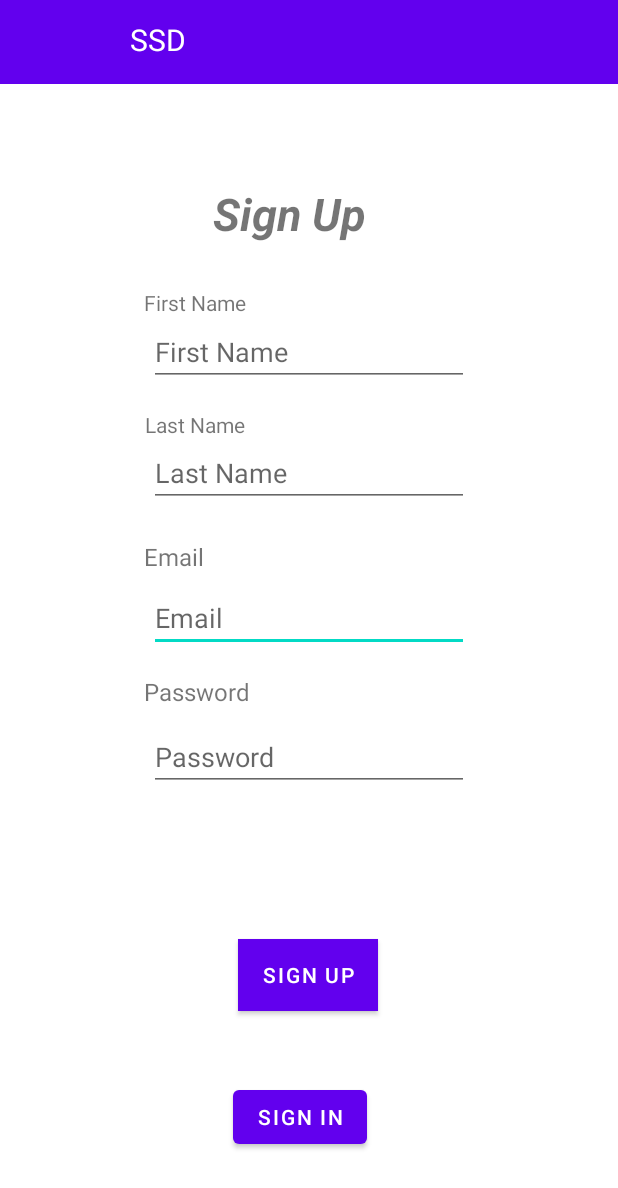
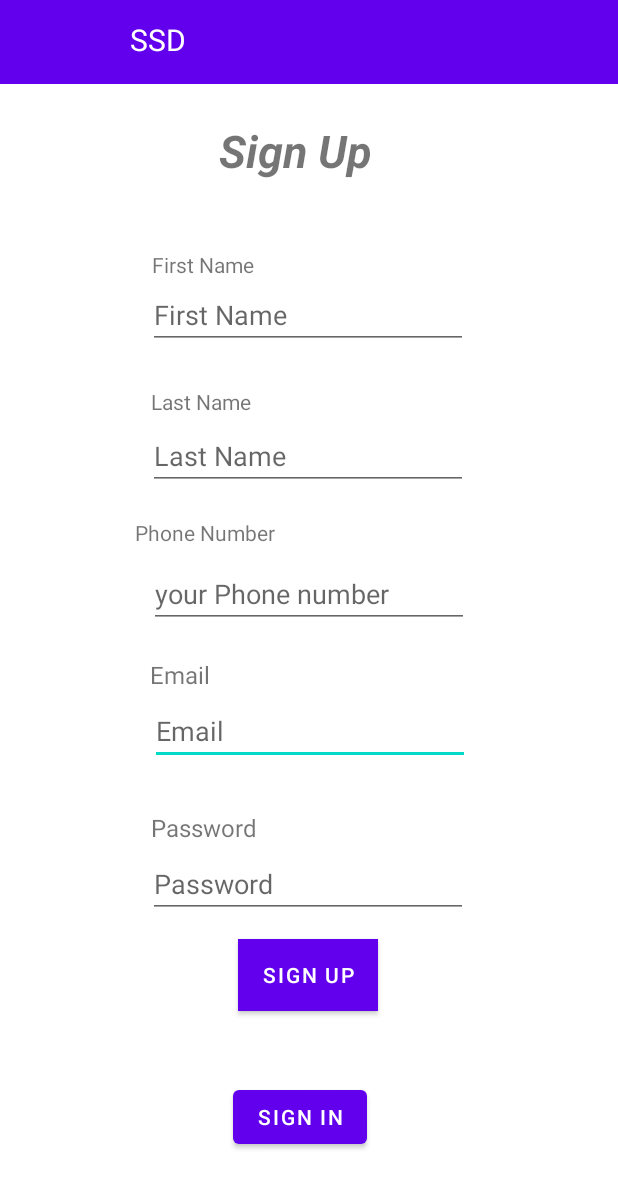
Before and after one commit to Android-SSD-Coders/thrifty, an Android app: the layout activity_signup.xml on its own in the app's theme, with its tools: preview values and no code run, on a phone screen of 412 x 824 dp. Shown: the top 1188 px of the screen. Run offline under Robolectric (Android 15) with nearby library versions, the phone set to English and light mode, and no system bars.

Commit message:
finished some feature

```diff
--- a/app/src/main/AndroidManifest.xml
+++ b/app/src/main/AndroidManifest.xml
@@ -9,6 +9,9 @@
         android:roundIcon="@mipmap/ic_launcher_round"
         android:supportsRtl="true"
         android:theme="@style/Theme.Thrifty">
+        <activity
+            android:name=".Profile"
+            android:exported="true" />
         <activity
             android:name=".SearchActivity"
             android:exported="false" />
--- a/app/src/main/java/com/example/thrifty/Signin.java
+++ b/app/src/main/java/com/example/thrifty/Signin.java
@@ -30,6 +30,8 @@ public class Signin extends AppCompatActivity {
         Button btnSignIn  = findViewById(R.id.signin);
         EditText emailText = findViewById(R.id.editTextTextPersonName6);
         EditText passwordSignIn = findViewById(R.id.editTextTextPassword2);
+        EditText username = findViewById(R.id.fullnameT);
+
 
         try {
             // Add these lines to add the AWSApiPlugin plugins
@@ -69,9 +71,10 @@ public class Signin extends AppCompatActivity {
                         },
                         error -> Log.e("AuthQuickstart", error.toString())
                 );
+                editor.putString("name",username.getText().toString());
+                editor.apply();
                 editor.putString("email",emailText.getText().toString());
                 editor.apply();
-
             }
         });
     }
--- a/app/src/main/java/com/example/thrifty/Splash.java
+++ b/app/src/main/java/com/example/thrifty/Splash.java
@@ -6,6 +6,8 @@ import android.app.Activity;
 import android.content.Intent;
 import android.os.Bundle;
 import android.os.Handler;
+
+import com.amazonaws.mobileconnectors.cognitoidentityprovider.handlers.SignUpHandler;
 
 public class Splash extends Activity {
 
@@ -24,7 +26,7 @@ public class Splash extends Activity {
             @Override
             public void run() {
                 /* Create an Intent that will start the Menu-Activity. */
-                Intent mainIntent = new Intent(Splash.this,MainActivity.class);
+                Intent mainIntent = new Intent(Splash.this,Signup.class);
                 Splash.this.startActivity(mainIntent);
                 Splash.this.finish();
             }
--- a/app/src/main/res/layout/activity_signup.xml
+++ b/app/src/main/res/layout/activity_signup.xml
@@ -40,10 +40,10 @@
         android:textStyle="bold|italic"
         app:layout_constraintBottom_toBottomOf="parent"
         app:layout_constraintEnd_toEndOf="parent"
-        app:layout_constraintHorizontal_bias="0.452"
+        app:layout_constraintHorizontal_bias="0.467"
         app:layout_constraintStart_toStartOf="parent"
         app:layout_constraintTop_toTopOf="parent"
-        app:layout_constraintVertical_bias="0.157" />
+        app:layout_constraintVertical_bias="0.103" />
 
     <EditText
         android:id="@+id/editTextTextPersonName5"
@@ -54,8 +54,10 @@
         android:inputType="textPersonName"
         app:layout_constraintBottom_toBottomOf="parent"
         app:layout_constraintEnd_toEndOf="parent"
+        app:layout_constraintHorizontal_bias="0.502"
         app:layout_constraintStart_toStartOf="parent"
-        app:layout_constraintTop_toTopOf="parent" />
+        app:layout_constraintTop_toTopOf="parent"
+        app:layout_constraintVertical_bias="0.597" />
 
     <EditText
         android:id="@+id/editTextTextPassword"
@@ -66,9 +68,10 @@
         android:inputType="textPassword"
         app:layout_constraintBottom_toBottomOf="parent"
         app:layout_constraintEnd_toEndOf="parent"
+        app:layout_constraintHorizontal_bias="0.497"
         app:layout_constraintStart_toStartOf="parent"
         app:layout_constraintTop_toTopOf="parent"
-        app:layout_constraintVertical_bias="0.619" />
+        app:layout_constraintVertical_bias="0.728" />
 
     <TextView
         android:id="@+id/textView15"
@@ -78,10 +81,10 @@
         android:textSize="16sp"
         app:layout_constraintBottom_toBottomOf="parent"
         app:layout_constraintEnd_toEndOf="parent"
-        app:layout_constraintHorizontal_bias="0.26"
+        app:layout_constraintHorizontal_bias="0.271"
         app:layout_constraintStart_toStartOf="parent"
         app:layout_constraintTop_toTopOf="parent"
-        app:layout_constraintVertical_bias="0.449" />
+        app:layout_constraintVertical_bias="0.547" />
 
     <TextView
         android:id="@+id/textView16"
@@ -91,10 +94,10 @@
         android:textSize="16sp"
         app:layout_constraintBottom_toBottomOf="parent"
         app:layout_constraintEnd_toEndOf="parent"
-        app:layout_constraintHorizontal_bias="0.282"
+        app:layout_constraintHorizontal_bias="0.294"
         app:layout_constraintStart_toStartOf="parent"
         app:layout_constraintTop_toTopOf="parent"
-        app:layout_constraintVertical_bias="0.561" />
+        app:layout_constraintVertical_bias="0.674" />
 
     <Button
         android:id="@+id/signup"
@@ -128,10 +131,10 @@
         android:text="First Name"
         app:layout_constraintBottom_toBottomOf="parent"
         app:layout_constraintEnd_toEndOf="parent"
-        app:layout_constraintHorizontal_bias="0.28"
+        app:layout_constraintHorizontal_bias="0.295"
         app:layout_constraintStart_toStartOf="parent"
         app:layout_constraintTop_toTopOf="parent"
-        app:layout_constraintVertical_bias="0.239" />
+        app:layout_constraintVertical_bias="0.207" />
 
     <EditText
         android:id="@+id/firstName"
@@ -142,9 +145,10 @@
         android:inputType="textPersonName"
         app:layout_constraintBottom_toBottomOf="parent"
         app:layout_constraintEnd_toEndOf="parent"
+        app:layout_constraintHorizontal_bias="0.497"
         app:layout_constraintStart_toStartOf="parent"
         app:layout_constraintTop_toTopOf="parent"
-        app:layout_constraintVertical_bias="0.272" />
+        app:layout_constraintVertical_bias="0.241" />
 
     <TextView
         android:id="@+id/fName"
@@ -153,10 +157,10 @@
         android:text="Last Name"
         app:layout_constraintBottom_toBottomOf="parent"
         app:layout_constraintEnd_toEndOf="parent"
-        app:layout_constraintHorizontal_bias="0.28"
+        app:layout_constraintHorizontal_bias="0.291"
         app:layout_constraintStart_toStartOf="parent"
         app:layout_constraintTop_toTopOf="parent"
-        app:layout_constraintVertical_bias="0.34" />
+        app:layout_constraintVertical_bias="0.321" />
 
     <EditText
         android:id="@+id/lastName"
@@ -167,9 +171,34 @@
         android:inputType="textPersonName"
         app:layout_constraintBottom_toBottomOf="parent"
         app:layout_constraintEnd_toEndOf="parent"
+        app:layout_constraintHorizontal_bias="0.497"
         app:layout_constraintStart_toStartOf="parent"
         app:layout_constraintTop_toTopOf="parent"
-        app:layout_constraintVertical_bias="0.376" />
+        app:layout_constraintVertical_bias="0.361" />
+
+    <TextView
+        android:id="@+id/phone"
+        android:layout_width="wrap_content"
+        android:layout_height="wrap_content"
+        android:text="Phone Number"
+        app:layout_constraintBottom_toTopOf="@+id/editTextTextPersonName5"
+        app:layout_constraintEnd_toEndOf="parent"
+        app:layout_constraintHorizontal_bias="0.283"
+        app:layout_constraintStart_toStartOf="parent"
+        app:layout_constraintTop_toBottomOf="@+id/lastName"
+        app:layout_constraintVertical_bias="0.157" />
+
+    <EditText
+        android:id="@+id/phoneText"
+        android:layout_width="wrap_content"
+        android:layout_height="wrap_content"
+        android:ems="10"
+        android:inputType="textPersonName"
+        android:hint="your Phone number"
+        app:layout_constraintBottom_toTopOf="@+id/editTextTextPersonName5"
+        app:layout_constraintEnd_toEndOf="parent"
+        app:layout_constraintStart_toStartOf="parent"
+        app:layout_constraintTop_toBottomOf="@+id/lastName" />
 
 
 </androidx.constraintlayout.widget.ConstraintLayout>
--- a/app/src/main/res/layout/card_layout.xml
+++ b/app/src/main/res/layout/card_layout.xml
@@ -17,7 +17,6 @@
         android:layout_width="match_parent"
         android:layout_height="wrap_content">
 
-        <!--ImageVIew to display our Course Image-->
         <ImageView
             android:id="@+id/idIVCourseImage"
             android:scaleType="fitXY"
@@ -31,10 +30,6 @@
             android:padding="5dp"
             android:src="@drawable/ic_launcher_background" />
 
-        <!--Text View to display Course Name-->
-
-        <!--Text VIew to display COurse Rating-->
-        <!--Image used in present in drawable folder-->
         <TextView
             android:id="@+id/titlefrag1"
             android:layout_width="match_parent"
--- a/app/src/main/res/values/colors.xml
+++ b/app/src/main/res/values/colors.xml
@@ -8,4 +8,8 @@
     <color name="black">#000000</color>
     <color name="white">#FFFFFFFF</color>
     <color name="red">#FF0000</color>
+    <color name="graylight">#D3D3D3</color>
+    <color name="silver">#eeeeee</color>
+    <color name="pink">#ff5964</color>
+    <color name="lapis_lazuli">#38618c</color>
 </resources>
```
Also changed, not shown: app/src/main/java/com/example/thrifty/ConfirmationPage.java (+18 -0 lines), app/src/main/java/com/example/thrifty/MainActivity.java (+7 -2 lines), app/src/main/java/com/example/thrifty/Profile.java (added, +118 -0 lines), app/src/main/java/com/example/thrifty/SearchActivity.java (+7 -1 lines), app/src/main/java/com/example/thrifty/Signup.java (+20 -2 lines), app/src/main/res/drawable/ic_baseline_alternate_email_24.xml (added, +10 -0 lines), app/src/main/res/drawable/ic_baseline_phone_24.xml (added, +10 -0 lines), app/src/main/res/layout/activity_profile.xml (added, +152 -0 lines), app/src/main/res/layout/activity_signin.xml (+32 -6 lines).
